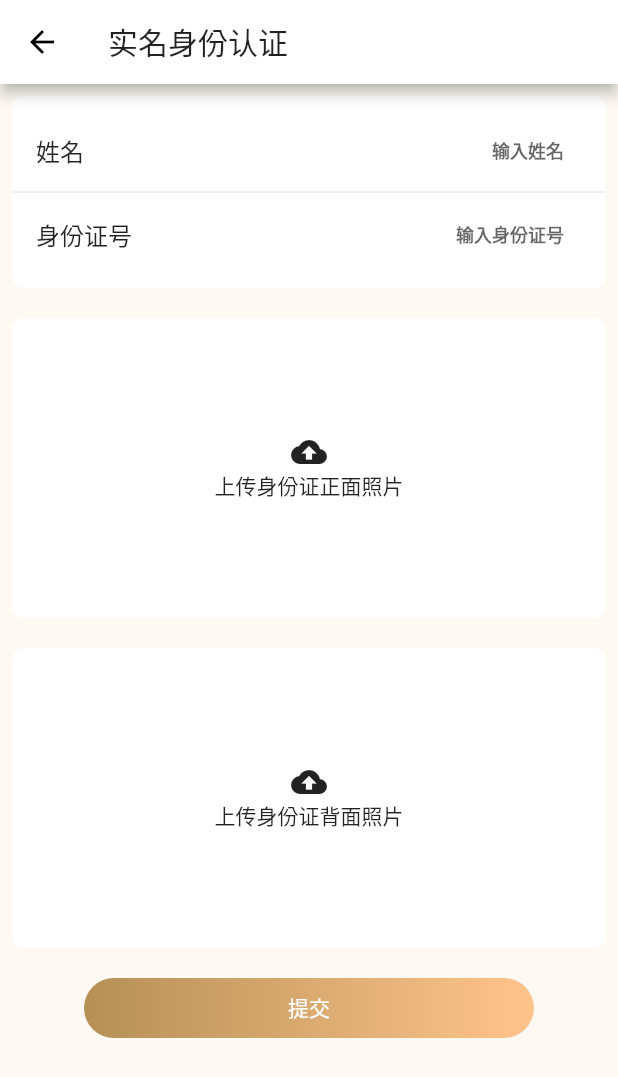
After one commit to wallace921029/gulidai_flutter, a Flutter app: the PageOne screen opened directly, on a phone screen of 412 x 824 dp. The commit adds this screen. Shown: the top 1077 px of the screen. Run offline on Flutter 3.47's test engine with Material 2 defaults, Android fonts, the phone set to English and light mode, and no system bars; our stand-ins replace flutter_screenutil, image_picker, rxdart, shared_preferences; accounts and stored records are empty.

Commit message:
feat: add page.

```diff
--- /dev/null
+++ b/lib/common_style/text_style.dart
@@ -0,0 +1,28 @@
+import 'package:flutter/material.dart';
+
+// 定义普通输入框的样式
+class NormalInputDecoration extends InputDecoration{
+  final String hintText;
+
+  NormalInputDecoration({@required this.hintText}):super(
+    hintText: hintText,
+    hintStyle: new TextStyle(fontSize: 12),
+    focusedBorder: new OutlineInputBorder(borderSide: BorderSide.none),
+    enabledBorder: new OutlineInputBorder(borderSide: BorderSide.none),
+    border: new OutlineInputBorder(borderSide: BorderSide.none),
+  );
+}
+
+class NormalTextField extends TextField{
+  final String hintText;
+
+  NormalTextField({@required this.hintText}):super(
+    decoration: new NormalInputDecoration(hintText: hintText),
+    keyboardType: TextInputType.number,
+    textAlign: TextAlign.end,
+    style: new TextStyle(
+      fontSize: 16,
+      fontWeight: FontWeight.bold
+    ),
+  );
+}
--- /dev/null
+++ b/lib/person_authentication/page_one.dart
@@ -0,0 +1,220 @@
+import 'dart:io';
+
+import 'package:flutter/material.dart';
+import 'package:gulidai_flutter/common_style/text_style.dart';
+import 'package:image_picker/image_picker.dart';
+
+class PageOne extends StatefulWidget {
+  PageOne({Key key}) : super(key: key);
+
+  _PageOneState createState() => _PageOneState();
+}
+
+class _PageOneState extends State<PageOne> {
+  File _imageIDCard1;
+  File _imageIDCard2;
+
+  @override
+  Widget build(BuildContext context) {
+    return new Scaffold(
+      backgroundColor: new Color.fromRGBO(254, 249, 243, 1),
+      appBar: new AppBar(
+        title: new Text('实名身份认证'),
+        backgroundColor: Colors.white,
+      ),
+      body: new Container(
+        width: double.infinity,
+        height: double.infinity,
+        padding: new EdgeInsets.all(8.0),
+        child: new SingleChildScrollView(
+          child: new Column(
+            children: <Widget>[
+              new Container(
+                padding: new EdgeInsets.only(top: 8.0, bottom: 8.0),
+                decoration: new BoxDecoration(
+                  borderRadius: new BorderRadius.all(new Radius.circular(8.0)),
+                  color: Colors.white,
+                ),
+                child: new Column(
+                  children: <Widget>[
+                    new ListTile(
+                      title: new Text('姓名'),
+                      trailing: new Container(
+                        width: 100,
+                        child: new NormalTextField(hintText: '输入姓名'),
+                      )
+                    ),
+                    new Divider(height: 0),
+                    new ListTile(
+                      title: new Text('身份证号'),
+                      trailing: new Container(
+                        width: 200,
+                        child: new NormalTextField(hintText: '输入身份证号'),
+                      ),
+                    ),
+                  ],
+                ),
+              ),
+              new GestureDetector(
+                child: new Container(
+                  height: 200,
+                  margin: new EdgeInsets.only(top: 20.0),
+                  decoration: new BoxDecoration(
+                    color: Colors.white,
+                    borderRadius: new BorderRadius.all(new Radius.circular(8.0)),
+                    image: _imageIDCard1 != null
+                           ? new DecorationImage(image: new FileImage(_imageIDCard1))
+                           : null
+                  ),
+                  child: _imageIDCard1 == null
+                        ? new Center(
+                            child: new Column(
+                              mainAxisAlignment: MainAxisAlignment.center,
+                              children: <Widget>[
+                                new Icon(Icons.cloud_upload),
+                                new Text('上传身份证正面照片'),
+                              ],
+                            ),
+                          )
+                        : null,
+                ),
+                onTap: () {
+                  _showImagePicker(context: context);
+                },
+              ),
+              new GestureDetector(
+                child: new Container(
+                  height: 200,
+                  margin: new EdgeInsets.only(top: 20.0),
+                  decoration: new BoxDecoration(
+                    color: Colors.white,
+                    borderRadius: new BorderRadius.all(new Radius.circular(8.0)),
+                    image: _imageIDCard2 != null
+                           ? new DecorationImage(image: new FileImage(_imageIDCard2))
+                           : null
+                  ),
+                  child: _imageIDCard2 == null
+                        ? new Center(
+                            child: new Column(
+                              mainAxisAlignment: MainAxisAlignment.center,
+                              children: <Widget>[
+                                new Icon(Icons.cloud_upload),
+                                new Text('上传身份证背面照片'),
+                              ],
+                            ),
+                          )
+                        : null,
+                ),
+                onTap: () {
+                  _showImagePicker(context: context, isIdcardFront: false);
+                },
+              ),
+              new Container(
+                width: 300,
+                height: 40,
+                margin: new EdgeInsets.only(top: 20.0),
+                decoration: BoxDecoration(
+                  borderRadius: new BorderRadius.all(new Radius.circular(100.0)),
+                  gradient: LinearGradient(
+                    colors: [Color.fromRGBO(181, 144, 85, 1), Color.fromRGBO(255, 196, 140, 1)]
+                  )
+                ),
+                child: new FlatButton(
+                  child: new Text('提交'),
+                  textColor: Colors.white,
+                  onPressed: () {},
+                ),
+              ),
+            ],
+          ),
+        ),
+      ),
+    );
+  }
+
+  // 展示相机、图片选择 bottomSheet 层
+  _showImagePicker({@required BuildContext context, isIdcardFront: true}) {
+    showModalBottomSheet(
+      context: context,
+      builder: (BuildContext context) {
+        return new Container(
+          height: 100,
+          child: new Column(
+            mainAxisSize: MainAxisSize.max,
+            mainAxisAlignment: MainAxisAlignment.center,
+            children: <Widget>[
+              new GestureDetector(
+                child: new Container(
+                  width: double.infinity,
+                  height: 50,
+                  color: Colors.white,
+                  child: new Center(
+                    child: new Text('使用相机'),
+                  ),
+                ),
+                onTap: () {
+                  if (isIdcardFront) {
+                    _getImage1();
+                  } else {
+                    _getImage2();
+                  }
+                  Navigator.pop(context);
+                },
+              ),
+              new Divider(height: 0),
+              new GestureDetector(
+                child: new Container(
+                  width: double.infinity,
+                  height: 50,
+                  color: Colors.white,
+                  child: new Center(
+                    child: new Text('从相册中选择'),
+                  ),
+                ),
+                onTap: () {
+                  _noticeCantUsePhoto(context: context);
+                },
+              ),
+            ],
+          ),
+        );
+      }
+    );
+  }
+
+  Future _getImage1() async {
+    var image = await ImagePicker.pickImage(source: ImageSource.camera);
+    setState(() {
+      _imageIDCard1 = image;
+    });
+  }
+
+  Future _getImage2() async {
+    var image = await ImagePicker.pickImage(source: ImageSource.camera);
+    setState(() {
+      _imageIDCard2 = image;
+    });
+  }
+
+  // dialog 提示
+  _noticeCantUsePhoto({@required BuildContext context}) async {
+    showDialog(
+      context: context,
+      barrierDismissible: false, // user must tap button!
+      builder: (BuildContext context) {
+        return AlertDialog(
+          title: Text('提示'),
+          content: new Text('暂时只允许拍摄上传身份证件'),
+          actions: <Widget>[
+            FlatButton(
+              child: Text('知道了'),
+              onPressed: () {
+                Navigator.of(context).pop();
+              },
+            ),
+          ],
+        );
+      },
+    );
+  }
+}
--- a/pubspec.yaml
+++ b/pubspec.yaml
@@ -27,6 +27,7 @@ dependencies:
   rxdart: ^0.22.0
   provider: ^3.0.0+1
   shared_preferences: ^0.5.3+1
+  image_picker: ^0.6.0+12
 
 dev_dependencies:
   flutter_test:
```
Also changed, not shown: lib/borrow/borrow.dart (+6 -1 lines), lib/borrow/borrow_money.dart (renamed from lib/person_authentication/add_bank_card.dart, +7 -20 lines), lib/home/home.dart (+6 -3 lines), lib/login/login.dart (+9 -5 lines), lib/my/my.dart (+6 -3 lines), lib/person_authentication/page_three.dart (added, +66 -0 lines), lib/person_authentication/page_two.dart (added, +161 -0 lines), lib/person_authentication/person_authentication.dart (+17 -4 lines), pubspec.lock, 4 other files.
